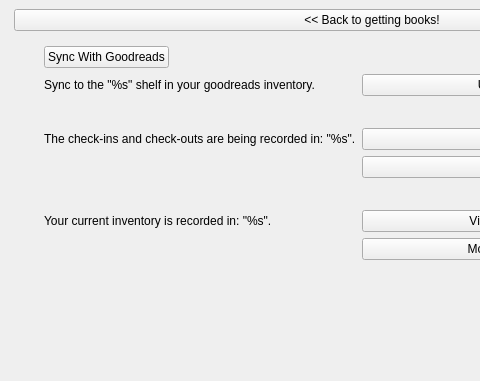
Before: the Qt Designer form checkout.ui in sbadame/checkout, drawn with Qt 5; both pictures show x 0 to 480 and y 0 to 381 of the 744 by 610 pixel window.
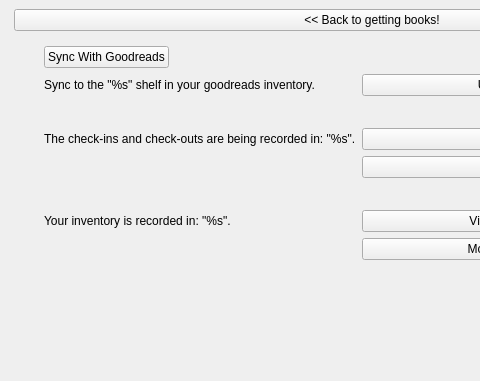
After: the same form once the commit is applied. The open tabs and pages were chosen to show the change. Custom widgets are drawn as their Qt base class.

Patch:
```diff
--- a/checkout.ui
+++ b/checkout.ui
@@ -287,7 +287,7 @@
               <item row="8" column="0">
                <widget class="QLabel" name="inventory_label">
                 <property name="text">
-                 <string>Your current inventory is recorded in: &quot;%s&quot;.</string>
+                 <string>Your inventory is recorded in: &quot;%s&quot;.</string>
                 </property>
                </widget>
               </item>
```
